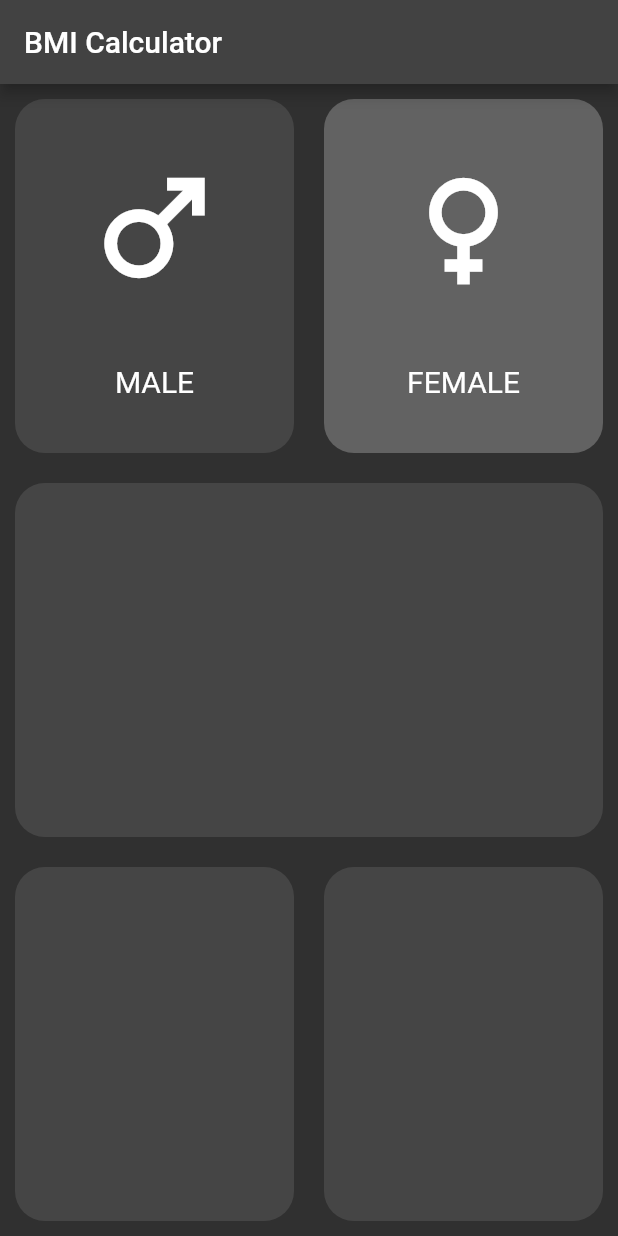
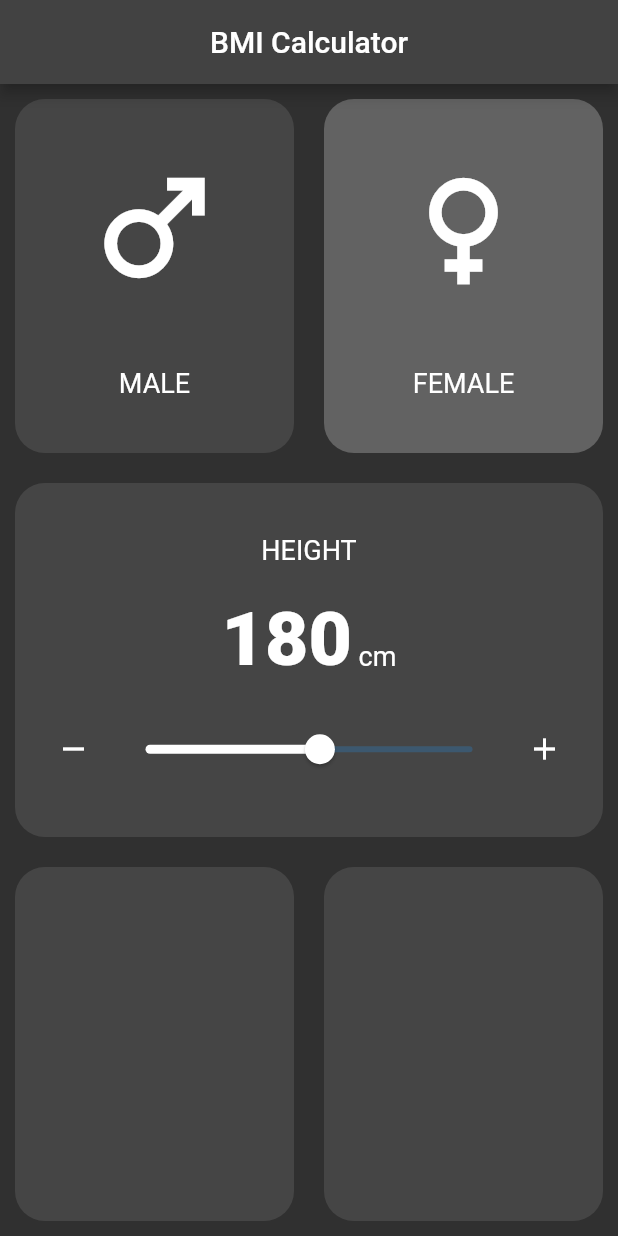
Before and after one commit to Nehemias-Munoz/Flutter-BMI-Calculator, a Flutter app: the screen it shows after launch, on a phone screen of 412 x 824 dp. Run offline on Flutter 3.47's test engine with Material 2 defaults, Android fonts, the phone set to English and light mode, and no system bars.

Commit message:
[UPD] home screen añadido nuevo widget de altura [UPD] constants estilos de textos y numeros

```diff
--- a/lib/main.dart
+++ b/lib/main.dart
@@ -10,7 +10,10 @@ class MyApp extends StatelessWidget {
       title: 'BMI Calculator',
       home: HomeScreen(),
       debugShowCheckedModeBanner: false,
-      theme: ThemeData.dark(),
+      theme: ThemeData.dark().copyWith(
+          appBarTheme: AppBarTheme(
+        centerTitle: true,
+      )),
     );
   }
 }
--- a/lib/screens/home_screen.dart
+++ b/lib/screens/home_screen.dart
@@ -14,7 +14,7 @@ class HomeScreen extends StatefulWidget {
 
 class _HomeScreenState extends State<HomeScreen> {
   Gender selectedGender = Gender.female;
-
+  int height = 180;
   @override
   Widget build(BuildContext context) {
     return Scaffold(
@@ -61,6 +61,7 @@ class _HomeScreenState extends State<HomeScreen> {
               child: BackContainer(
                 backColor: kBackContainerColor,
                 onTap: () {},
+                child: buildHeightSlider(),
               ),
             ),
             Expanded(
@@ -87,4 +88,73 @@ class _HomeScreenState extends State<HomeScreen> {
       ),
     );
   }
+
+  Column buildHeightSlider() {
+    return Column(
+      mainAxisAlignment: MainAxisAlignment.spaceEvenly,
+      children: [
+        Text(
+          'HEIGHT',
+          style: kLabelTextStyle,
+        ),
+        Row(
+          crossAxisAlignment: CrossAxisAlignment.baseline,
+          mainAxisAlignment: MainAxisAlignment.center,
+          textBaseline: TextBaseline.alphabetic,
+          children: [
+            Text(
+              height.toString(),
+              style: kNumberTextStyle,
+            ),
+            Text(
+              ' cm',
+              style: kLabelTextStyle,
+            )
+          ],
+        ),
+        Row(
+          children: [
+            IconButton(
+              onPressed: () {
+                setState(() {
+                  if (height == 100.0) {
+                    height = height;
+                  } else if (height > 100.1) {
+                    height = height - 1;
+                  }
+                });
+              },
+              icon: Icon(Icons.remove),
+            ),
+            Expanded(
+              child: Slider(
+                min: 100.0,
+                max: 250.0,
+                activeColor: Colors.white,
+                label: height.toString(),
+                value: height.toDouble(),
+                onChanged: (double newValue) {
+                  setState(() {
+                    height = newValue.toInt();
+                  });
+                },
+              ),
+            ),
+            IconButton(
+              onPressed: () {
+                setState(() {
+                  if (height == 250.0) {
+                    height = height;
+                  } else if (height < 249.9) {
+                    height = height + 1;
+                  }
+                });
+              },
+              icon: Icon(Icons.add),
+            ),
+          ],
+        ),
+      ],
+    );
+  }
 }
--- a/lib/screens/widgets/back_container.dart
+++ b/lib/screens/widgets/back_container.dart
@@ -1,4 +1,3 @@
-import 'package:bmi_calculator/utils/constants.dart';
 import 'package:flutter/material.dart';
 
 class BackContainer extends StatelessWidget {
--- a/lib/screens/widgets/gender_card.dart
+++ b/lib/screens/widgets/gender_card.dart
@@ -1,3 +1,4 @@
+import 'package:bmi_calculator/utils/constants.dart';
 import 'package:flutter/material.dart';
 
 class GenderCard extends StatelessWidget {
@@ -22,7 +23,7 @@ class GenderCard extends StatelessWidget {
           ),
           Text(
             label.toUpperCase(),
-            style: TextStyle(fontSize: 20.0),
+            style: kLabelTextStyle,
           ),
         ],
       ),
--- a/lib/utils/constants.dart
+++ b/lib/utils/constants.dart
@@ -2,3 +2,8 @@ import 'package:flutter/material.dart';
 
 const kBackContainerColor = Colors.white10; // background inactive
 const kBackContainerActiveColor = Colors.white24; // active
+
+const kLabelTextStyle = TextStyle(
+  fontSize: 18.0,
+);
+const kNumberTextStyle = TextStyle(fontSize: 50.0, fontWeight: FontWeight.w900);
```
Also changed, not shown: pubspec.lock, 1 other file.
